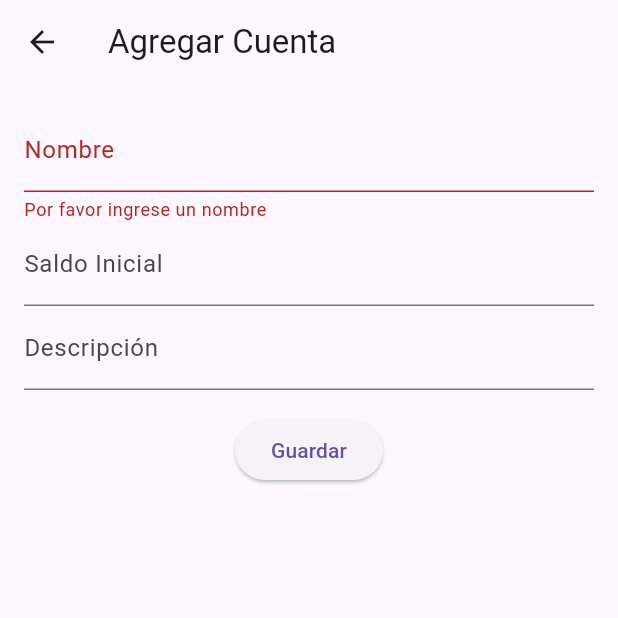
After one commit to douglaspazh/IS513_ProyectoFinal, a Flutter app: the AddAccountScreen screen opened directly, after a tap on "Guardar", on a phone screen of 412 x 824 dp, the top half of it. The commit adds this screen. Run offline on Flutter 3.47's test engine with Material 3 defaults, Android fonts, the phone set to English and light mode, and no system bars; our stand-ins replace sqflite; accounts and stored records are empty.

Commit message:
Agregada pantalla de cuentas y de agregar cuentas
Ahora se puede visualizar la lista de cuentas y añadir nuevas

```diff
--- a/lib/models/account.dart
+++ b/lib/models/account.dart
@@ -1,12 +1,14 @@
 class Account {
   final int? id;
   final String name;
-  final double balance;
+  final double? balance;
+  final String? description;
 
   Account({
     this.id,
     required this.name,
-    required this.balance
+    this.balance,
+    this.description,
   });
 
   Map<String, dynamic> toMap() {
@@ -22,6 +24,7 @@ class Account {
       id: map['id'],
       name: map['name'],
       balance: map['balance'],
+      description: map['description'],
     );
   }
 }
--- /dev/null
+++ b/lib/screens/add/add_account_screen.dart
@@ -0,0 +1,74 @@
+import 'package:flutter/material.dart';
+import 'package:money_app/models/account.dart';
+import 'package:money_app/utils/db_helper.dart';
+
+class AddAccountScreen extends StatefulWidget {
+  const AddAccountScreen({super.key});
+
+  @override
+  State<AddAccountScreen> createState() => _AddAccountScreenState();
+}
+
+class _AddAccountScreenState extends State<AddAccountScreen> {
+  final _formKey = GlobalKey<FormState>();
+  final _nameController = TextEditingController();
+  final _balanceController = TextEditingController();
+  final _descriptionController = TextEditingController();
+
+  void _saveAccount() {
+    if (_formKey.currentState!.validate()) {
+      final account = Account(
+        name: _nameController.text,
+        balance: double.parse(_balanceController.text),
+        description: _descriptionController.text,
+      );
+      DBHelper.instance.insertAccount(account);
+      Navigator.of(context).pop();
+    }
+  }
+
+  @override
+  Widget build(BuildContext context) {
+    return Scaffold(
+      appBar: AppBar(title: const Text('Agregar Cuenta')),
+      body: Padding(
+        padding: const EdgeInsets.all(16),
+        child: Form(
+          key: _formKey,
+          child: Column(
+            children: [
+              TextFormField(
+                controller: _nameController,
+                decoration: const InputDecoration(labelText: 'Nombre'),
+                validator: (value) {
+                  if (value == null || value.isEmpty) {
+                    return 'Por favor ingrese un nombre';
+                  }
+                  return null;
+                },
+              ),
+              TextFormField(
+                controller: _balanceController,
+                decoration: const InputDecoration(labelText: 'Saldo Inicial'),
+                keyboardType: TextInputType.number,
+              ),
+              TextFormField(
+                controller: _descriptionController,
+                decoration: const InputDecoration(labelText: 'Descripción'),
+              ),
+              const SizedBox(height: 16),
+              ElevatedButton(
+                onPressed: () {
+                  if (_formKey.currentState!.validate()) {
+                    _saveAccount();
+                  }
+                },
+                child: const Text('Guardar'),
+              )
+            ],
+          ),
+        ),
+      ),
+    );
+  }
+}
```
Also changed, not shown: lib/screens/accounts_screen.dart (+72 -2 lines), lib/utils/db_helper.dart (+27 -6 lines), lib/screens/add/add_category_screen.dart (added).
